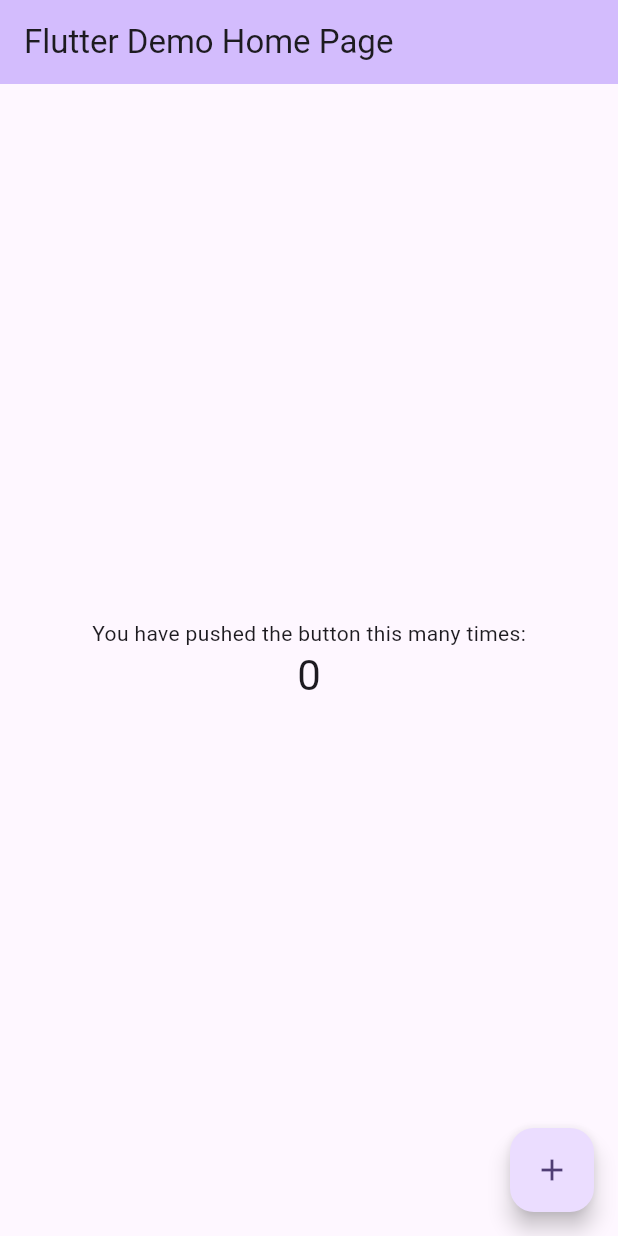
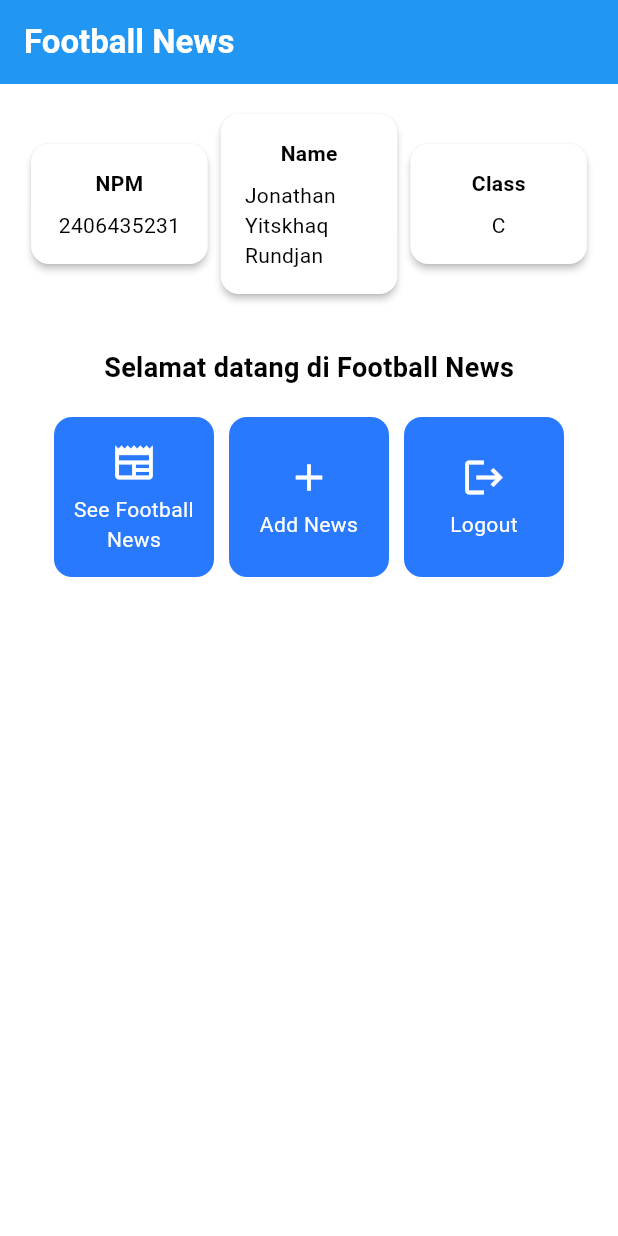
Before and after one commit to jonathanrundjan709/football-news-mobile, a Flutter app: the screen it shows after launch, on a phone screen of 412 x 824 dp. Run offline on Flutter 3.47's test engine with Material 3 defaults, Android fonts, the phone set to English and light mode, and no system bars.

Commit message:
Done Tutorial 6

```diff
--- a/lib/main.dart
+++ b/lib/main.dart
@@ -1,4 +1,5 @@
 import 'package:flutter/material.dart';
+import 'package:football_news/menu.dart';
 
 void main() {
   runApp(const MyApp());
@@ -28,95 +29,10 @@ class MyApp extends StatelessWidget {
         //
         // This works for code too, not just values: Most code changes can be
         // tested with just a hot reload.
-        colorScheme: ColorScheme.fromSeed(seedColor: Colors.deepPurple),
+        colorScheme: ColorScheme.fromSwatch(primarySwatch: Colors.blue)
+            .copyWith(secondary: Colors.blueAccent[400]),
       ),
-      home: const MyHomePage(title: 'Flutter Demo Home Page'),
+      home: MyHomePage(),
     );
   }
 }
-
-class MyHomePage extends StatefulWidget {
-  const MyHomePage({super.key, required this.title});
-
-  // This widget is the home page of your application. It is stateful, meaning
-  // that it has a State object (defined below) that contains fields that affect
-  // how it looks.
-
-  // This class is the configuration for the state. It holds the values (in this
-  // case the title) provided by the parent (in this case the App widget) and
-  // used by the build method of the State. Fields in a Widget subclass are
-  // always marked "final".
-
-  final String title;
-
-  @override
-  State<MyHomePage> createState() => _MyHomePageState();
-}
-
-class _MyHomePageState extends State<MyHomePage> {
-  int _counter = 0;
-
-  void _incrementCounter() {
-    setState(() {
-      // This call to setState tells the Flutter framework that something has
-      // changed in this State, which causes it to rerun the build method below
-      // so that the display can reflect the updated values. If we changed
-      // _counter without calling setState(), then the build method would not be
-      // called again, and so nothing would appear to happen.
-      _counter++;
-    });
-  }
-
-  @override
-  Widget build(BuildContext context) {
-    // This method is rerun every time setState is called, for instance as done
-    // by the _incrementCounter method above.
-    //
-    // The Flutter framework has been optimized to make rerunning build methods
-    // fast, so that you can just rebuild anything that needs updating rather
-    // than having to individually change instances of widgets.
-    return Scaffold(
-      appBar: AppBar(
-        // TRY THIS: Try changing the color here to a specific color (to
-        // Colors.amber, perhaps?) and trigger a hot reload to see the AppBar
-        // change color while the other colors stay the same.
-        backgroundColor: Theme.of(context).colorScheme.inversePrimary,
-        // Here we take the value from the MyHomePage object that was created by
-        // the App.build method, and use it to set our appbar title.
-        title: Text(widget.title),
-      ),
-      body: Center(
-        // Center is a layout widget. It takes a single child and positions it
-        // in the middle of the parent.
-        child: Column(
-          // Column is also a layout widget. It takes a list of children and
-          // arranges them vertically. By default, it sizes itself to fit its
-          // children horizontally, and tries to be as tall as its parent.
-          //
-          // Column has various properties to control how it sizes itself and
-          // how it positions its children. Here we use mainAxisAlignment to
-          // center the children vertically; the main axis here is the vertical
-          // axis because Columns are vertical (the cross axis would be
-          // horizontal).
-          //
-          // TRY THIS: Invoke "debug painting" (choose the "Toggle Debug Paint"
-          // action in the IDE, or press "p" in the console), to see the
-          // wireframe for each widget.
-          mainAxisAlignment: MainAxisAlignment.center,
-          children: <Widget>[
-            const Text('You have pushed the button this many times:'),
-            Text(
-              '$_counter',
-              style: Theme.of(context).textTheme.headlineMedium,
-            ),
-          ],
-        ),
-      ),
-      floatingActionButton: FloatingActionButton(
-        onPressed: _incrementCounter,
-        tooltip: 'Increment',
-        child: const Icon(Icons.add),
-      ), // This trailing comma makes auto-formatting nicer for build methods.
-    );
-  }
-}
--- /dev/null
+++ b/lib/menu.dart
@@ -0,0 +1,188 @@
+import 'package:flutter/material.dart';
+
+class MyHomePage extends StatelessWidget {
+  MyHomePage({super.key}); // constructor sesuai instruksi
+
+  final String nama = "Jonathan Yitskhaq Rundjan"; // nama
+  final String npm = "2406435231"; // npm
+  final String kelas = "C"; // kelas
+
+  final List<ItemHomepage> items = [
+    ItemHomepage("See Football News", Icons.newspaper),
+    ItemHomepage("Add News", Icons.add),
+    ItemHomepage("Logout", Icons.logout),
+  ];
+
+  @override
+    Widget build(BuildContext context) {
+    // Scaffold menyediakan struktur dasar halaman dengan AppBar dan body.
+    return Scaffold(
+      // AppBar adalah bagian atas halaman yang menampilkan judul.
+      appBar: AppBar(
+        // Judul aplikasi "Football News" dengan teks putih dan tebal.
+        title: const Text(
+          'Football News',
+          style: TextStyle(
+            color: Colors.white,
+            fontWeight: FontWeight.bold,
+          ),
+        ),
+        // Warna latar belakang AppBar diambil dari skema warna tema aplikasi.
+        backgroundColor: Theme.of(context).colorScheme.primary,
+      ),
+      // Body halaman dengan padding di sekelilingnya.
+      body: Padding(
+        padding: const EdgeInsets.all(16.0),
+        // Menyusun widget secara vertikal dalam sebuah kolom.
+        child: Column(
+          crossAxisAlignment: CrossAxisAlignment.center,
+          children: [
+            // Row untuk menampilkan 3 InfoCard secara horizontal.
+            Row(
+              mainAxisAlignment: MainAxisAlignment.spaceEvenly,
+              children: [
+                InfoCard(title: 'NPM', content: npm),
+                InfoCard(title: 'Name', content: nama),
+                InfoCard(title: 'Class', content: kelas),
+              ],
+            ),
+
+            // Memberikan jarak vertikal 16 unit.
+            const SizedBox(height: 16.0),
+
+            // Menempatkan widget berikutnya di tengah halaman.
+            Center(
+              child: Column(
+                // Menyusun teks dan grid item secara vertikal.
+
+                children: [
+                  // Menampilkan teks sambutan dengan gaya tebal dan ukuran 18.
+                  const Padding(
+                    padding: EdgeInsets.only(top: 16.0),
+                    child: Text(
+                      'Selamat datang di Football News',
+                      style: TextStyle(
+                        fontWeight: FontWeight.bold,
+                        fontSize: 18.0,
+                      ),
+                    ),
+                  ),
+
+                  // Grid untuk menampilkan ItemCard dalam bentuk grid 3 kolom.
+                  GridView.count(
+                    primary: true,
+                    padding: const EdgeInsets.all(20),
+                    crossAxisSpacing: 10,
+                    mainAxisSpacing: 10,
+                    crossAxisCount: 3,
+                    // Agar grid menyesuaikan tinggi kontennya.
+                    shrinkWrap: true,
+
+                    // Menampilkan ItemCard untuk setiap item dalam list items.
+                    children: items.map((ItemHomepage item) {
+                      return ItemCard(item);
+                    }).toList(),
+                  ),
+                ],
+              ),
+            ),
+          ],
+        ),
+      ),
+    );
+  }
+}
+
+class InfoCard extends StatelessWidget {
+  // Kartu informasi yang menampilkan title dan content.
+
+  final String title;  // Judul kartu.
+  final String content;  // Isi kartu.
+
+  const InfoCard({super.key, required this.title, required this.content});
+
+  @override
+  Widget build(BuildContext context) {
+    return Card(
+      // Membuat kotak kartu dengan bayangan dibawahnya.
+      elevation: 2.0,
+      child: Container(
+        // Mengatur ukuran dan jarak di dalam kartu.
+        width: MediaQuery.of(context).size.width / 3.5, // menyesuaikan dengan lebar device yang digunakan.
+        padding: const EdgeInsets.all(16.0),
+        // Menyusun title dan content secara vertikal.
+        child: Column(
+          children: [
+            Text(
+              title,
+              style: const TextStyle(fontWeight: FontWeight.bold),
+            ),
+            const SizedBox(height: 8.0),
+            Text(content),
+          ],
+        ),
+      ),
+    );
+  }
+}
+
+class ItemHomepage {
+ final String name;
+ final IconData icon;
+
+ ItemHomepage(this.name, this.icon);
+}
+
+class ItemCard extends StatelessWidget {
+  // Menampilkan kartu dengan ikon dan nama.
+
+  final ItemHomepage item;
+
+  const ItemCard(this.item, {super.key});
+
+  @override
+  Widget build(BuildContext context) {
+    return Material(
+      // Menentukan warna latar belakang dari tema aplikasi.
+      color: Theme.of(context).colorScheme.secondary,
+      // Membuat sudut kartu melengkung.
+      borderRadius: BorderRadius.circular(12),
+
+      child: InkWell(
+        // Aksi ketika kartu ditekan.
+        onTap: () {
+          // Menampilkan pesan SnackBar saat kartu ditekan.
+          ScaffoldMessenger.of(context)
+            ..hideCurrentSnackBar()
+            ..showSnackBar(
+              SnackBar(content: Text("Kamu telah menekan tombol ${item.name}!"))
+            );
+        },
+        // Container untuk menyimpan Icon dan Text
+        child: Container(
+          padding: const EdgeInsets.all(8),
+          child: Center(
+            child: Column(
+              // Menyusun ikon dan teks di tengah kartu.
+              mainAxisAlignment: MainAxisAlignment.center,
+              children: [
+                Icon(
+                  item.icon,
+                  color: Colors.white,
+                  size: 30.0,
+                ),
+                const Padding(padding: EdgeInsets.all(3)),
+                Text(
+                  item.name,
+                  textAlign: TextAlign.center,
+                  style: const TextStyle(color: Colors.white),
+                ),
+              ],
+            ),
+          ),
+        ),
+      ),
+    );
+  }
+
+}
```
